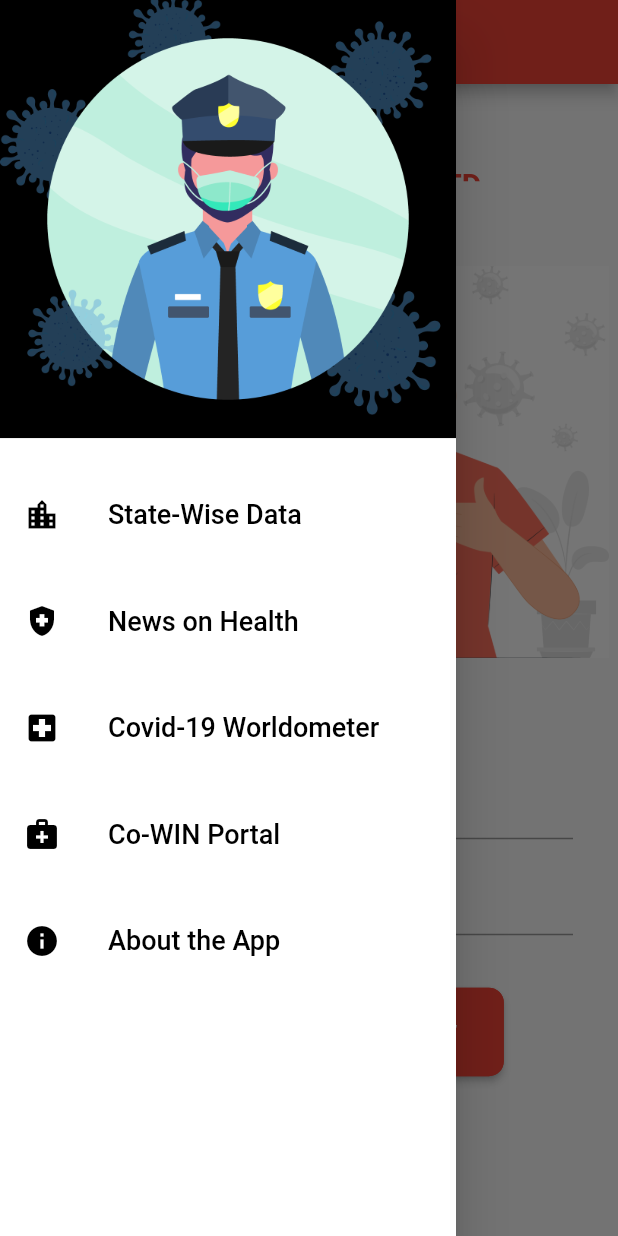
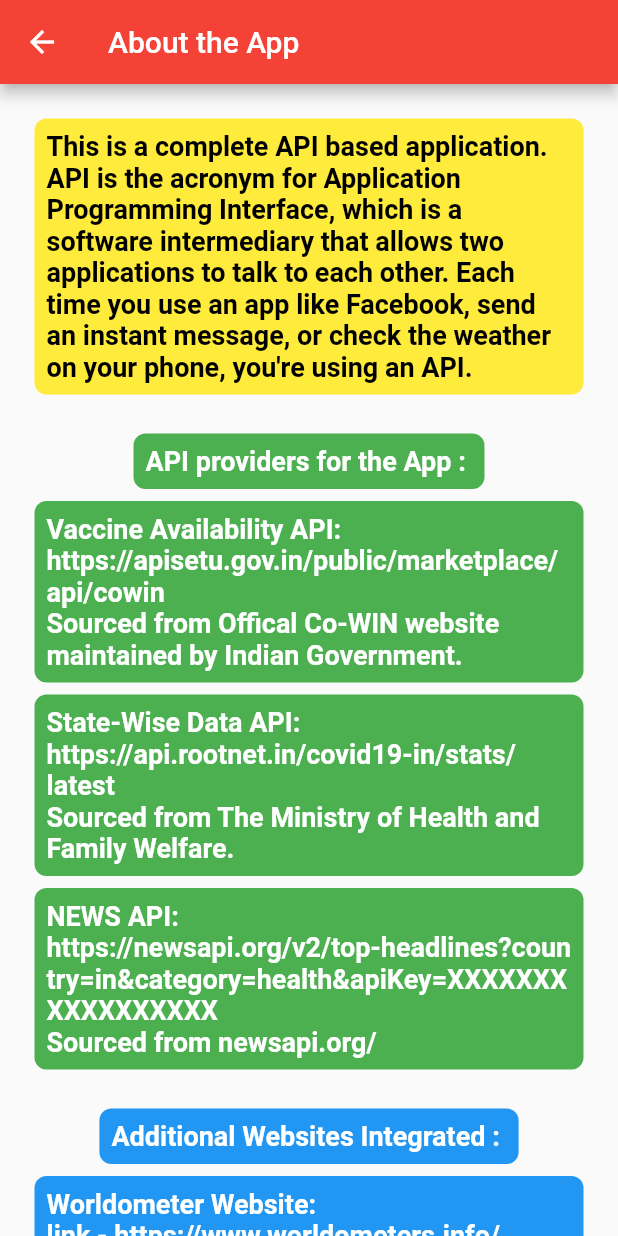
Before and after one commit to sachin161kr/Covi-Help, a Flutter app: the screen it shows after launch, in the side drawer, after a tap on "About the App", on a phone screen of 412 x 824 dp. Run offline on Flutter 3.47's test engine with Material 2 defaults, Android fonts, the light colour scheme and no system bars.

Commit message:
about page added

```diff
--- /dev/null
+++ b/lib/about.dart
@@ -0,0 +1,324 @@
+import 'package:flutter/material.dart';
+import 'package:url_launcher/url_launcher.dart';
+
+class About extends StatelessWidget {
+  const About({Key key}) : super(key: key);
+
+  @override
+  Widget build(BuildContext context) {
+    return Scaffold(
+      appBar: AppBar(
+        title: Text('About the App'),
+      ),
+      body: SingleChildScrollView(
+        child: Container(
+          padding: EdgeInsets.all(15),
+          child: Column(
+            children: [
+              SizedBox(
+                height: 0,
+              ),
+              Padding(
+                padding: const EdgeInsets.all(8.0),
+                child: Container(
+                  decoration: BoxDecoration(
+                      borderRadius: BorderRadius.circular(8),
+                      color: Colors.yellow),
+                  padding: EdgeInsets.all(8),
+                  child: Text(
+                    'This is a complete API based application. API is the acronym for Application Programming Interface, which is a software intermediary that allows two applications to talk to each other. Each time you use an app like Facebook, send an instant message, or check the weather on your phone, you\'re using an API.',
+                    style: TextStyle(
+                        fontSize: 18,
+                        fontWeight: FontWeight.bold,
+                        color: Colors.black),
+                  ),
+                ),
+              ),
+              SizedBox(
+                height: 10,
+              ),
+              Padding(
+                padding: const EdgeInsets.only(
+                    top: 8.0, left: 8, right: 8, bottom: 0),
+                child: Container(
+                  decoration: BoxDecoration(
+                      borderRadius: BorderRadius.circular(8),
+                      color: Colors.green),
+                  padding: EdgeInsets.all(8),
+                  child: Text(
+                    'API providers for the App : ',
+                    style: TextStyle(
+                        fontSize: 18,
+                        fontWeight: FontWeight.bold,
+                        color: Colors.white),
+                  ),
+                ),
+              ),
+              Padding(
+                padding: const EdgeInsets.all(8.0),
+                child: Container(
+                  decoration: BoxDecoration(
+                      borderRadius: BorderRadius.circular(8),
+                      color: Colors.green),
+                  padding: EdgeInsets.all(8),
+                  child: Text(
+                    'Vaccine Availability API: \nhttps://apisetu.gov.in/public/marketplace/api/cowin \nSourced from Offical Co-WIN website maintained by Indian Government.',
+                    style: TextStyle(
+                        fontSize: 18,
+                        fontWeight: FontWeight.bold,
+                        color: Colors.white),
+                  ),
+                ),
+              ),
+              Padding(
+                padding: const EdgeInsets.only(left: 8.0, right: 8, top: 0),
+                child: Container(
+                  decoration: BoxDecoration(
+                      borderRadius: BorderRadius.circular(8),
+                      color: Colors.green),
+                  padding: EdgeInsets.all(8),
+                  child: Text(
+                    'State-Wise Data API: \nhttps://api.rootnet.in/covid19-in/stats/latest \nSourced from The Ministry of Health and Family Welfare.',
+                    style: TextStyle(
+                        fontSize: 18,
+                        fontWeight: FontWeight.bold,
+                        color: Colors.white),
+                  ),
+                ),
+              ),
+              Padding(
+                padding: const EdgeInsets.only(
+                  left: 8.0,
+                  right: 8,
+                  top: 8,
+                  bottom: 8,
+                ),
+                child: Container(
+                  width: double.infinity,
+                  decoration: BoxDecoration(
+                      borderRadius: BorderRadius.circular(8),
+                      color: Colors.green),
+                  padding: EdgeInsets.all(8),
+                  child: Text(
+                    'NEWS API: \nhttps://newsapi.org/v2/top-headlines?country=in&category=health&apiKey=XXXXXXXXXXXXXXXXX \nSourced from newsapi.org/',
+                    style: TextStyle(
+                        fontSize: 18,
+                        fontWeight: FontWeight.bold,
+                        color: Colors.white),
+                  ),
+                ),
+              ),
+              SizedBox(
+                height: 10,
+              ),
+              Padding(
+                padding: const EdgeInsets.only(
+                  left: 8.0,
+                  right: 8,
+                  top: 8,
+                  bottom: 8,
+                ),
+                child: Container(
+                  //width: double.infinity,
+                  decoration: BoxDecoration(
+                      borderRadius: BorderRadius.circular(8),
+                      color: Colors.blue),
+                  padding: EdgeInsets.all(8),
+                  child: Text(
+                    'Additional Websites Integrated : ',
+                    style: TextStyle(
+                        fontSize: 18,
+                        fontWeight: FontWeight.bold,
+                        color: Colors.white),
+                  ),
+                ),
+              ),
+              Padding(
+                padding: const EdgeInsets.only(
+                  left: 8.0,
+                  right: 8,
+                  top: 0,
+                  bottom: 8,
+                ),
+                child: Container(
+                  width: double.infinity,
+                  decoration: BoxDecoration(
+                      borderRadius: BorderRadius.circular(8),
+                      color: Colors.blue),
+                  padding: EdgeInsets.all(8),
+                  child: Text(
+                    'Worldometer Website: \nlink - https://www.worldometers.info/coronavirus/',
+                    style: TextStyle(
+                        fontSize: 18,
+                        fontWeight: FontWeight.bold,
+                        color: Colors.white),
+                  ),
+                ),
+              ),
+              Padding(
+                padding: const EdgeInsets.only(
+                  left: 8.0,
+                  right: 8,
+                  top: 0,
+                  bottom: 8,
+                ),
+                child: Container(
+                  width: double.infinity,
+                  decoration: BoxDecoration(
+                      borderRadius: BorderRadius.circular(8),
+                      color: Colors.blue),
+                  padding: EdgeInsets.all(8),
+                  child: Text(
+                    'Co-WIN Website: \nlink - https://www.cowin.gov.in/home',
+                    style: TextStyle(
+                        fontSize: 18,
+                        fontWeight: FontWeight.bold,
+                        color: Colors.white),
+                  ),
+                ),
+              ),
+              SizedBox(
+                height: 10,
+              ),
+              Padding(
+                padding: const EdgeInsets.only(
+                  left: 8.0,
+                  right: 8,
+                  top: 8,
+                  bottom: 8,
+                ),
+                child: Container(
+                  //width: double.infinity,
+                  decoration: BoxDecoration(
+                      borderRadius: BorderRadius.circular(8),
+                      color: Colors.yellow),
+                  padding: EdgeInsets.all(8),
+                  child: Text(
+                    'Image Sources : ',
+                    style: TextStyle(
+                        fontSize: 18,
+                        fontWeight: FontWeight.bold,
+                        color: Colors.black),
+                  ),
+                ),
+              ),
+              Padding(
+                padding: const EdgeInsets.only(
+                  left: 8.0,
+                  right: 8,
+                  top: 0,
+                  bottom: 8,
+                ),
+                child: Container(
+                  width: double.infinity,
+                  decoration: BoxDecoration(
+                      borderRadius: BorderRadius.circular(8),
+                      color: Colors.yellow),
+                  padding: EdgeInsets.all(8),
+                  child: Text(
+                    'HomePage Image: \nSource - https://www.freepik.com/',
+                    style: TextStyle(
+                        fontSize: 18,
+                        fontWeight: FontWeight.bold,
+                        color: Colors.black),
+                  ),
+                ),
+              ),
+              Padding(
+                padding: const EdgeInsets.only(
+                  left: 8.0,
+                  right: 8,
+                  top: 0,
+                  bottom: 8,
+                ),
+                child: Container(
+                  width: double.infinity,
+                  decoration: BoxDecoration(
+                      borderRadius: BorderRadius.circular(8),
+                      color: Colors.yellow),
+                  padding: EdgeInsets.all(8),
+                  child: Text(
+                    'Poice: https://pngtree.com/free-png\nNurse: https://pngtree.com/free-png\nCat: https://pngtree.com/free-png',
+                    style: TextStyle(
+                        fontSize: 18,
+                        fontWeight: FontWeight.bold,
+                        color: Colors.black),
+                  ),
+                ),
+              ),
+              SizedBox(
+                height: 10,
+              ),
+              Padding(
+                padding: const EdgeInsets.only(
+                  left: 8.0,
+                  right: 8,
+                  top: 8,
+                  bottom: 8,
+                ),
+                child: Container(
+                  //width: double.infinity,
+                  decoration: BoxDecoration(
+                      borderRadius: BorderRadius.circular(8),
+                      color: Colors.purple),
+                  padding: EdgeInsets.all(8),
+                  child: Text(
+                    'Developer Contact : ',
+                    style: TextStyle(
+                        fontSize: 18,
+                        fontWeight: FontWeight.bold,
+                        color: Colors.white),
+                  ),
+                ),
+              ),
+              Container(
+                child: Row(
+                  mainAxisAlignment: MainAxisAlignment.center,
+                  children: [
+                    InkWell(
+                      onTap: () async {
+                        const linkedin =
+                            'https://www.linkedin.com/in/sachin-kumar-29287a68/';
+                        if (await canLaunch(linkedin)) {
+                          await launch(
+                            linkedin,
+                            // forceSafariVC: true,
+                            // forceWebView: true,
+                            // enableJavaScript: true,
+                            // headers: <String, String>{'header_key': 'header_value'},
+                          );
+                        } else {
+                          throw 'Could not launch $linkedin';
+                        }
+                      },
+                      child: Container(
+                          height: 62,
+                          width: 62,
+                          child: Image.asset('assets/images/linkedin.png')),
+                    ),
+                    SizedBox(
+                      width: 20,
+                    ),
+                    InkWell(
+                      onTap: () {
+                        launch(
+                            'mailto:mail.sachin161@gmail.com?subject=Regarding Covid-19 App');
+                      },
+                      child: Container(
+                          height: 50,
+                          width: 50,
+                          child: Image.asset('assets/images/gmail.png')),
+                    ),
+                  ],
+                ),
+              ),
+              SizedBox(
+                height: 30,
+              ),
+            ],
+          ),
+        ),
+      ),
+    );
+  }
+}
--- a/lib/myDrawer.dart
+++ b/lib/myDrawer.dart
@@ -1,3 +1,4 @@
+import 'package:covidapp/about.dart';
 import 'package:covidapp/certificate.dart';
 import 'package:covidapp/news.dart';
 import 'package:flutter/material.dart';
@@ -141,8 +142,8 @@ class _MyDrawerState extends State<MyDrawer> {
                 style: TextStyle(fontSize: 18, color: Colors.black),
               ),
               onTap: () {
-                // Update the state of the app.
-                // ...
+                Navigator.push(
+                    context, MaterialPageRoute(builder: (context) => About()));
               },
             ),
           ],
```
Also changed, not shown: assets/images/gmail.png (added), assets/images/linkedin.png (added).
